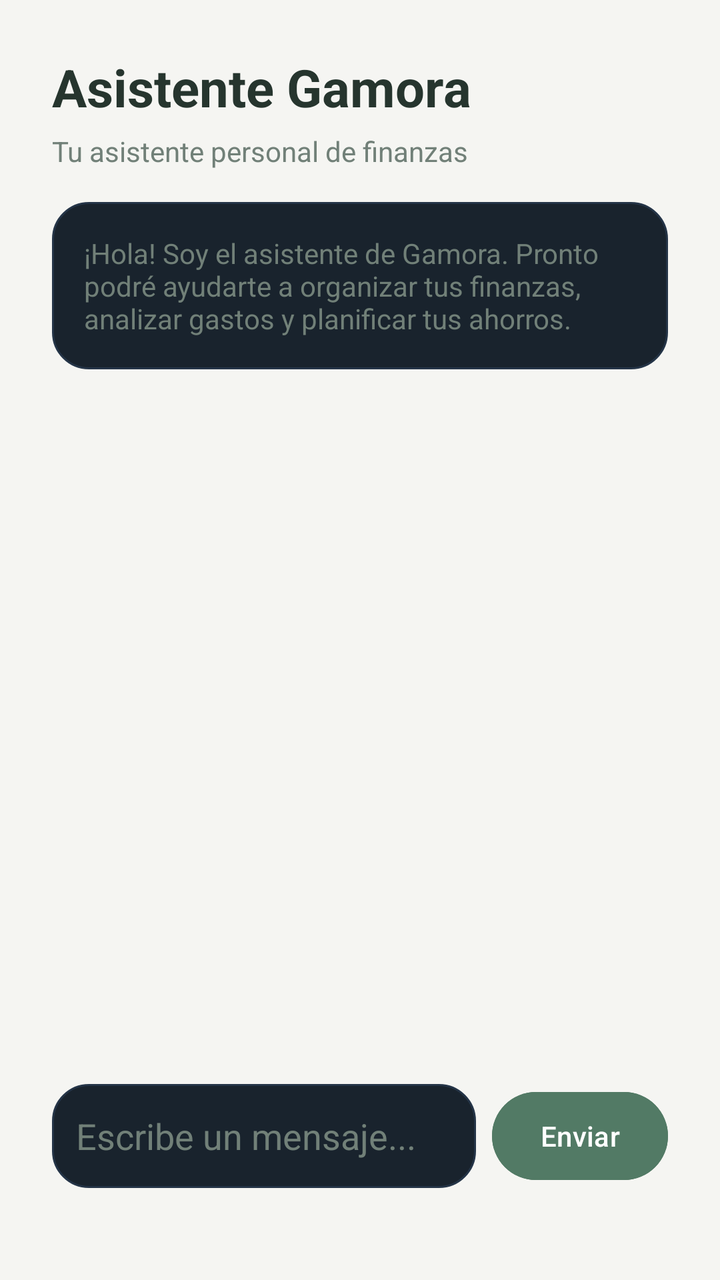
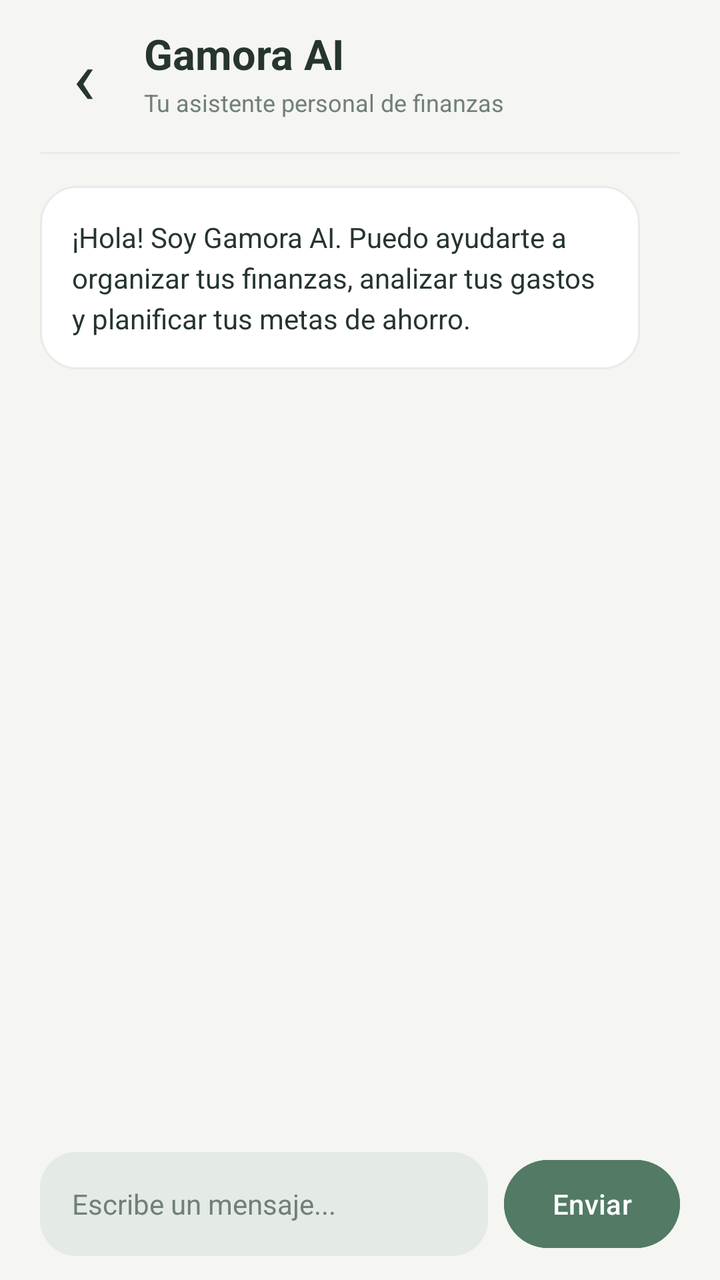

Screens rendered from an Android XML layout before and after an edit, with the pre-edit source and the edit as a unified diff.
<!-- AndroidManifest.xml: application theme Theme.Gamora -->
<!-- res/layout/fragment_chatbot.xml -->
<?xml version="1.0" encoding="utf-8"?>
<LinearLayout
    xmlns:android="http://schemas.android.com/apk/res/android"
    android:layout_width="match_parent"
    android:layout_height="match_parent"
    android:orientation="vertical"
    android:padding="26dp">

    <TextView
        android:layout_width="match_parent"
        android:layout_height="wrap_content"
        android:text="Asistente Gamora"
        android:textColor="@color/gamora_text_primary"
        android:textSize="26sp"
        android:textStyle="bold"/>

    <TextView
        android:layout_width="match_parent"
        android:layout_height="wrap_content"
        android:layout_marginTop="5dp"
        android:text="Tu asistente personal de finanzas"
        android:textColor="@color/gamora_text_secondary"
        android:textSize="14sp"/>

    <ScrollView
        android:layout_width="match_parent"
        android:layout_height="0dp"
        android:layout_weight="1"
        android:layout_marginTop="16dp"
        android:fillViewport="true">

        <LinearLayout
            android:id="@+id/layoutChatMessages"
            android:layout_width="match_parent"
            android:layout_height="wrap_content"
            android:orientation="vertical">

            <TextView
                android:layout_width="wrap_content"
                android:layout_height="wrap_content"
                android:background="@drawable/bg_dashboard_card"
                android:padding="16dp"
                android:text="¡Hola! Soy el asistente de Gamora. Pronto podré ayudarte a organizar tus finanzas, analizar gastos y planificar tus ahorros."
                android:textColor="@color/gamora_text_secondary"
                android:textSize="14sp"/>

        </LinearLayout>

    </ScrollView>

    <LinearLayout
        android:layout_width="match_parent"
        android:layout_height="wrap_content"
        android:gravity="center_vertical"
        android:orientation="horizontal"
        android:layout_marginBottom="20dp">

        <EditText
            android:textColorHint="@color/gamora_text_secondary"
            android:id="@+id/txtChatMessage"
            android:layout_width="0dp"
            android:layout_height="52dp"
            android:layout_weight="1"
            android:hint="Escribe un mensaje..."
            android:padding="12dp"
            android:singleLine="true"
            android:textColor="@color/gamora_text_primary"
            android:background="@drawable/bg_dashboard_card"/>

        <Button
            android:id="@+id/btnSendMessage"
            android:layout_width="wrap_content"
            android:layout_height="52dp"
            android:layout_marginStart="8dp"
            android:backgroundTint="@color/gamora_accent"
            android:text="Enviar"
            android:textAllCaps="false"
            android:textColor="@color/gamora_surface"/>

    </LinearLayout>

</LinearLayout>
<!-- resources referenced by this layout -->
<resources>
  <color name="gamora_accent">#527A65</color>
  <color name="gamora_surface">#FFFFFF</color>
  <color name="gamora_text_primary">#26352E</color>
  <color name="gamora_text_secondary">#718078</color>
  <!-- drawable bg_dashboard_card (drawable) -->
  <?xml version="1.0" encoding="utf-8"?>
  <shape xmlns:android="http://schemas.android.com/apk/res/android">
      <solid android:color="#19232D" />
      <stroke
          android:width="1dp"
          android:color="#243447" />
      <corners android:radius="18dp" />
  </shape>
  <style name="Theme.Gamora" parent="Theme.Material3.DayNight.NoActionBar">
  
          <item name="colorPrimary">@color/gamora_accent</item>
          <item name="colorOnPrimary">@color/gamora_background</item>
  
          <item name="colorSecondary">@color/gamora_accent</item>
          <item name="colorOnSecondary">@color/gamora_background</item>
  
          <item name="colorSurface">@color/gamora_surface</item>
          <item name="colorOnSurface">@color/gamora_text_primary</item>
  
          <item name="colorSurfaceVariant">@color/gamora_accent_light</item>
          <item name="colorOnSurfaceVariant">@color/gamora_text_secondary</item>
  
          <item name="colorOutline">@color/gamora_border</item>
          <item name="colorError">@color/gamora_expense</item>
  
          <item name="android:colorBackground">@color/gamora_background</item>
          <item name="android:windowBackground">@color/gamora_background</item>
  
          <item name="android:statusBarColor">@color/gamora_background</item>
          <item name="android:navigationBarColor">@color/gamora_background</item>
  
          <item name="android:windowLightStatusBar">true</item>
  
      </style>
  <color name="gamora_background">#F5F5F2</color>
  <color name="gamora_accent_light">#E4EBE5</color>
  <color name="gamora_border">#E8ECE8</color>
  <color name="gamora_expense">#C65D57</color>
</resources>

<!-- the commit's change to res/layout/fragment_chatbot.xml (unified diff, before → after) -->
@@ -4,30 +4,74 @@
     android:layout_width="match_parent"
     android:layout_height="match_parent"
     android:orientation="vertical"
-    android:padding="26dp">
+    android:background="@color/gamora_background"
+    android:paddingStart="20dp"
+    android:paddingEnd="20dp"
+    android:paddingTop="12dp"
+    android:paddingBottom="12dp">
 
-    <TextView
+    
+    <LinearLayout
         android:layout_width="match_parent"
         android:layout_height="wrap_content"
-        android:text="Asistente Gamora"
-        android:textColor="@color/gamora_text_primary"
-        android:textSize="26sp"
-        android:textStyle="bold"/>
+        android:orientation="horizontal"
+        android:gravity="center_vertical"
+        android:paddingBottom="16dp">
 
-    <TextView
+        <TextView
+            android:id="@+id/btnBackChat"
+            android:layout_width="44dp"
+            android:layout_height="48dp"
+            android:gravity="center"
+            android:text="‹"
+            android:textColor="@color/gamora_text_primary"
+            android:textSize="38sp"
+            android:contentDescription="Regresar"
+            android:clickable="true"
+            android:focusable="true"/>
+
+        <LinearLayout
+            android:layout_width="0dp"
+            android:layout_height="wrap_content"
+            android:layout_weight="1"
+            android:orientation="vertical"
+            android:paddingStart="8dp">
+
+            <TextView
+                android:layout_width="wrap_content"
+                android:layout_height="wrap_content"
+                android:text="Gamora AI"
+                android:textColor="@color/gamora_text_primary"
+                android:textSize="21sp"
+                android:textStyle="bold"/>
+
+            <TextView
+                android:layout_width="wrap_content"
+                android:layout_height="wrap_content"
+                android:layout_marginTop="2dp"
+                android:text="Tu asistente personal de finanzas"
+                android:textColor="@color/gamora_text_secondary"
+                android:textSize="12sp"/>
+
+        </LinearLayout>
+
+    </LinearLayout>
+
+    <View
         android:layout_width="match_parent"
-        android:layout_height="wrap_content"
-        android:layout_marginTop="5dp"
-        android:text="Tu asistente personal de finanzas"
-        android:textColor="@color/gamora_text_secondary"
-        android:textSize="14sp"/>
+        android:layout_height="1dp"
+        android:background="@color/gamora_border"/>
 
+    
     <ScrollView
+        android:id="@+id/scrollChat"
         android:layout_width="match_parent"
         android:layout_height="0dp"
         android:layout_weight="1"
         android:layout_marginTop="16dp"
-        android:fillViewport="true">
+        android:fillViewport="true"
+        android:clipToPadding="false"
+        android:paddingBottom="12dp">
 
         <LinearLayout
             android:id="@+id/layoutChatMessages"
@@ -38,34 +82,41 @@
             <TextView
                 android:layout_width="wrap_content"
                 android:layout_height="wrap_content"
-                android:background="@drawable/bg_dashboard_card"
+                android:maxWidth="300dp"
+                android:background="@drawable/bg_chat_message"
                 android:padding="16dp"
-                android:text="¡Hola! Soy el asistente de Gamora. Pronto podré ayudarte a organizar tus finanzas, analizar gastos y planificar tus ahorros."
-                android:textColor="@color/gamora_text_secondary"
-                android:textSize="14sp"/>
+                android:text="¡Hola! Soy Gamora AI. Puedo ayudarte a organizar tus finanzas, analizar tus gastos y planificar tus metas de ahorro."
+                android:textColor="@color/gamora_text_primary"
+                android:textSize="14sp"
+                android:lineSpacingExtra="4dp"/>
 
         </LinearLayout>
 
     </ScrollView>
 
+    
     <LinearLayout
         android:layout_width="match_parent"
         android:layout_height="wrap_content"
+        android:orientation="horizontal"
         android:gravity="center_vertical"
-        android:orientation="horizontal"
-        android:layout_marginBottom="20dp">
+        android:paddingTop="12dp">
 
         <EditText
-            android:textColorHint="@color/gamora_text_secondary"
             android:id="@+id/txtChatMessage"
             android:layout_width="0dp"
             android:layout_height="52dp"
             android:layout_weight="1"
+            android:background="@drawable/bg_chat_user_message"
             android:hint="Escribe un mensaje..."
-            android:padding="12dp"
+            android:paddingStart="16dp"
+            android:paddingEnd="16dp"
+            android:textColor="@color/gamora_text_primary"
+            android:textColorHint="@color/gamora_text_secondary"
+            android:textSize="14sp"
             android:singleLine="true"
-            android:textColor="@color/gamora_text_primary"
-            android:background="@drawable/bg_dashboard_card"/>
+            android:inputType="textCapSentences"
+            android:imeOptions="actionSend"/>
 
         <Button
             android:id="@+id/btnSendMessage"
<!-- resource entries referenced after the edit -->
@@ -4,14 +4,20 @@
   <color name="gamora_surface">#FFFFFF</color>
   <color name="gamora_text_primary">#26352E</color>
   <color name="gamora_text_secondary">#718078</color>
-  <!-- drawable bg_dashboard_card (drawable) -->
+  <!-- drawable bg_chat_message (drawable) -->
   <?xml version="1.0" encoding="utf-8"?>
   <shape xmlns:android="http://schemas.android.com/apk/res/android">
-      <solid android:color="#19232D" />
+      <solid android:color="@color/gamora_surface"/>
       <stroke
           android:width="1dp"
-          android:color="#243447" />
-      <corners android:radius="18dp" />
+          android:color="@color/gamora_border"/>
+      <corners android:radius="18dp"/>
+  </shape>
+  <!-- drawable bg_chat_user_message (drawable) -->
+  <?xml version="1.0" encoding="utf-8"?>
+  <shape xmlns:android="http://schemas.android.com/apk/res/android">
+      <solid android:color="@color/gamora_accent_light"/>
+      <corners android:radius="18dp"/>
   </shape>
   <style name="Theme.Gamora" parent="Theme.Material3.DayNight.NoActionBar">
   
